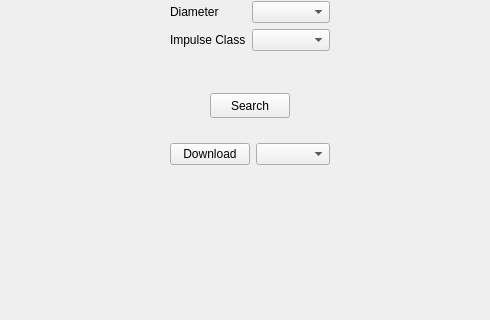
This is gui/ThrustCurveMotorSelector.ui in qtrocket/qtrocket as Qt 5 draws it before an edit; both pictures show x 0 to 490 and y 117 to 437 of the 622 by 878 pixel window. The edited form follows.
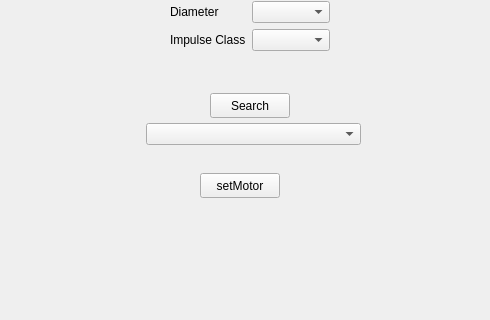
This is the edited form. Custom widgets are drawn as their Qt base class.

Diff of the .ui file:
```diff
--- a/gui/ThrustCurveMotorSelector.ui
+++ b/gui/ThrustCurveMotorSelector.ui
@@ -94,25 +94,31 @@
   <widget class="QWidget" name="formLayoutWidget_2">
    <property name="geometry">
     <rect>
-     <x>170</x>
-     <y>260</y>
-     <width>160</width>
+     <x>140</x>
+     <y>240</y>
+     <width>221</width>
      <height>41</height>
     </rect>
    </property>
    <layout class="QFormLayout" name="formLayout_2">
-    <item row="0" column="0">
-     <widget class="QPushButton" name="pushButton_2">
-      <property name="text">
-       <string>Download</string>
-      </property>
-     </widget>
-    </item>
     <item row="0" column="1">
      <widget class="QComboBox" name="motorSelection"/>
     </item>
    </layout>
   </widget>
+  <widget class="QPushButton" name="setMotor">
+   <property name="geometry">
+    <rect>
+     <x>200</x>
+     <y>290</y>
+     <width>80</width>
+     <height>25</height>
+    </rect>
+   </property>
+   <property name="text">
+    <string>setMotor</string>
+   </property>
+  </widget>
  </widget>
  <customwidgets>
   <customwidget>
```
